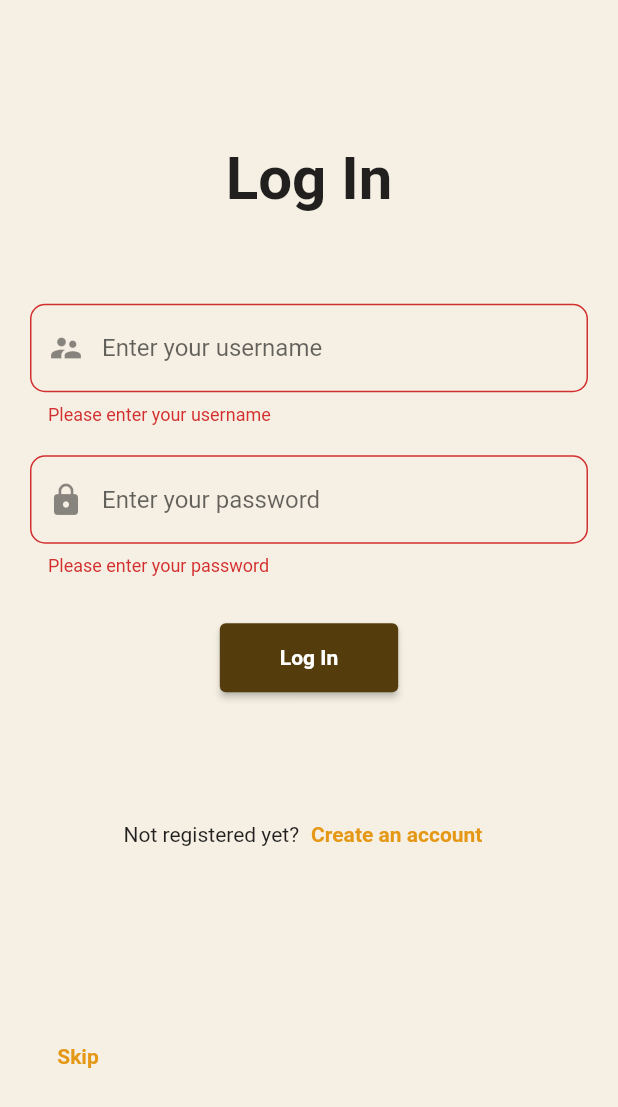
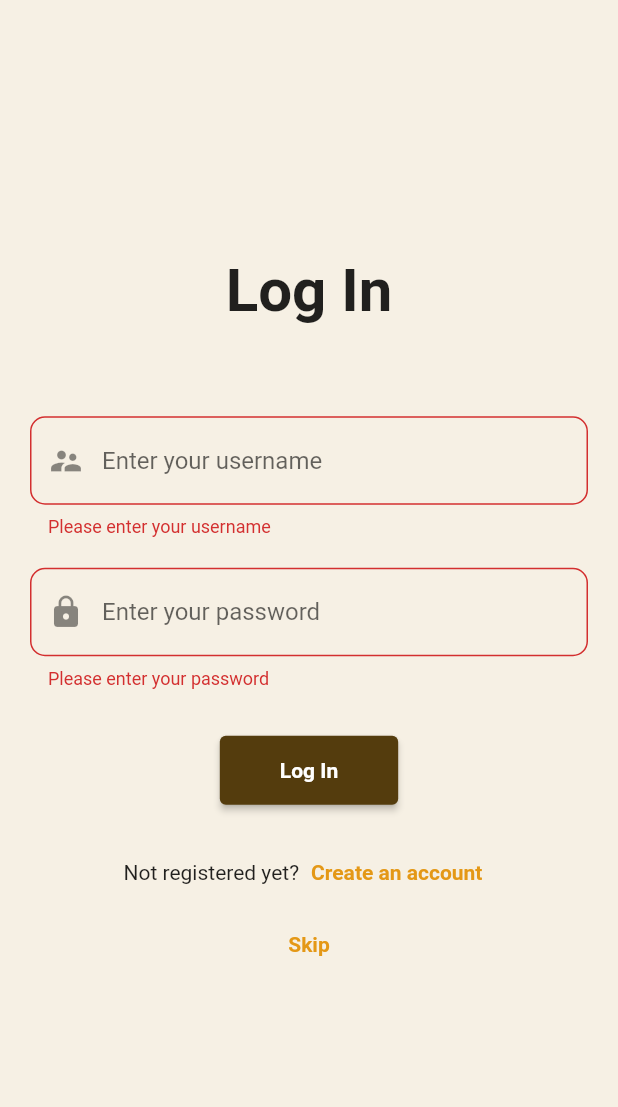
Before and after one commit to aryapangestu/Project_WTB-Travel, a Flutter app: the screen it shows after launch, after a tap on "Log In", on a phone screen of 412 x 824 dp. Shown: the top 1107 px of the screen. Run offline on Flutter 3.47's test engine with Material 2 defaults, Android fonts, the phone set to English and light mode, and no system bars; our stand-ins replace flutter_rating_bar, nb_utils; missing offline and left inert: google_maps_widget.

Commit message:
ubah tombol skip

```diff
--- a/EndUser_WTB-Travel/wtb_travel/lib/views/login_screen.dart
+++ b/EndUser_WTB-Travel/wtb_travel/lib/views/login_screen.dart
@@ -20,17 +20,20 @@ class _LoginPageState extends State<LoginPage> {
     var username, password;
     return Scaffold(
       backgroundColor: const Color(0xfff6f0e4),
+      resizeToAvoidBottomInset: false,
       body: Container(
         padding: const EdgeInsets.all(20),
         child: Column(
           mainAxisAlignment: MainAxisAlignment.center,
           crossAxisAlignment: CrossAxisAlignment.center,
           children: <Widget>[
-            const Text(
+            Container(
+              child: const Text(
                 'Log In',
                 style: TextStyle(
                   fontWeight: FontWeight.bold,
                   fontSize: 40,
+                ),
               ),
             ),
             const SizedBox(
@@ -92,7 +95,8 @@ class _LoginPageState extends State<LoginPage> {
                     ElevatedButton(
                       onPressed: () async {
                         if (_formKey.currentState!.validate()) {
-                          print(await login(username, password));
+                          var token = await login(username, password);
+                          print(token);
                           Navigator.pushReplacement(
                             context,
                             MaterialPageRoute(
@@ -116,37 +120,8 @@ class _LoginPageState extends State<LoginPage> {
                     const SizedBox(
                       height: 20,
                     ),
-                    // Row(
-                    //   mainAxisAlignment: MainAxisAlignment.spaceAround,
-                    //   children: [
-                    //     ElevatedButton(
-                    //       onPressed: () {
-                    //         Navigator.push(
-                    //           context,
-                    //           MaterialPageRoute(
-                    //             builder: (context) =>
-                    //                 const WtbTravelFullAppScreen(
-                    //               title: 'wtb-travel',
-                    //             ),
-                    //           ),
-                    //         );
-                    //       },
-                    //       style: ElevatedButton.styleFrom(
-                    //           padding:
-                    //               const EdgeInsets.fromLTRB(47, 14, 47, 14),
-                    //           primary: const Color(0xff543c0d)),
-                    //       child: const Text(
-                    //         'Skip',
-                    //         style: TextStyle(
-                    //           fontWeight: FontWeight.bold,
-                    //         ),
-                    //       ),
-                    //     ),
-                    //   ],
-                    // ),
-                    const SizedBox(
-                      height: 50,
-                    ),
+                  ],
+                )),
             Row(
               mainAxisAlignment: MainAxisAlignment.center,
               children: [
@@ -170,26 +145,18 @@ class _LoginPageState extends State<LoginPage> {
                 )
               ],
             ),
-                    const SizedBox(
-                      height: 100,
-                    ),
-                    Row(
-                      mainAxisAlignment: MainAxisAlignment.start,
+            Column(
+              crossAxisAlignment: CrossAxisAlignment.center,
+              mainAxisSize: MainAxisSize.max,
+              mainAxisAlignment: MainAxisAlignment.end,
               children: [
-                        // const Text(
-                        //   'Not registered yet?',
-                        //   style: TextStyle(
-                        //       fontWeight: FontWeight.bold,
-                        //       color: Color.fromARGB(255, 228, 152, 22)),
-                        // ),
                 TextButton(
                   onPressed: () {
                     Navigator.pushReplacement(
                       context,
                       MaterialPageRoute(
                         builder: (context) =>
-                                    const WtbTravelFullAppScreen(
-                                        title: 'WTB-Travel'),
+                            const WtbTravelFullAppScreen(title: 'WTB-Travel'),
                       ),
                     );
                   },
@@ -203,8 +170,6 @@ class _LoginPageState extends State<LoginPage> {
               ],
             ),
           ],
-                ))
-          ],
         ),
       ),
     );
```
Lines whose indentation alone changed are shown as unchanged.
